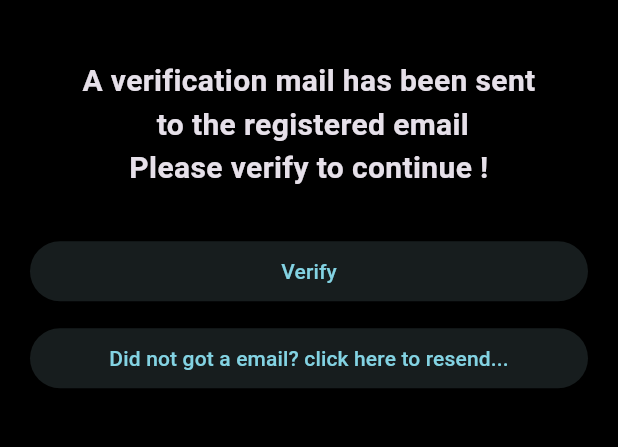
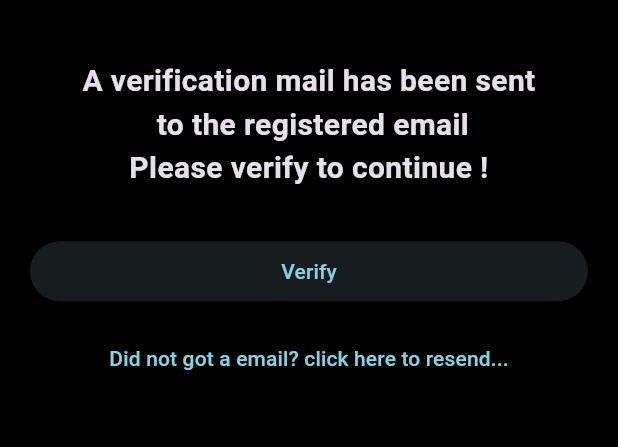
Before and after one commit to Rohan-450/EenTrack, a Flutter app: the VerificationScreen screen opened directly, on a phone screen of 412 x 824 dp, the part 496-943 px from its top. Run offline on Flutter 3.47's test engine with Material 2 defaults, Android fonts, the phone set to English and light mode, and no system bars; our stand-ins replace equatable, firebase_auth, firebase_core, flutter_bloc; accounts and stored records are empty.

Commit message:
Fixed text button bug

```diff
--- a/lib/screen/authscreens/shared/custombuttons.dart
+++ b/lib/screen/authscreens/shared/custombuttons.dart
@@ -51,7 +51,7 @@ class CustomTextButton extends StatelessWidget {
       children: [
         SizedBox(width: padding),
         Expanded(
-          child: ElevatedButton(
+          child: TextButton(
             onPressed: enabled ? onPressed : null,
             child: Text(text),
           ),
```
Also changed, not shown: lib/main.dart (+7 -2 lines).
